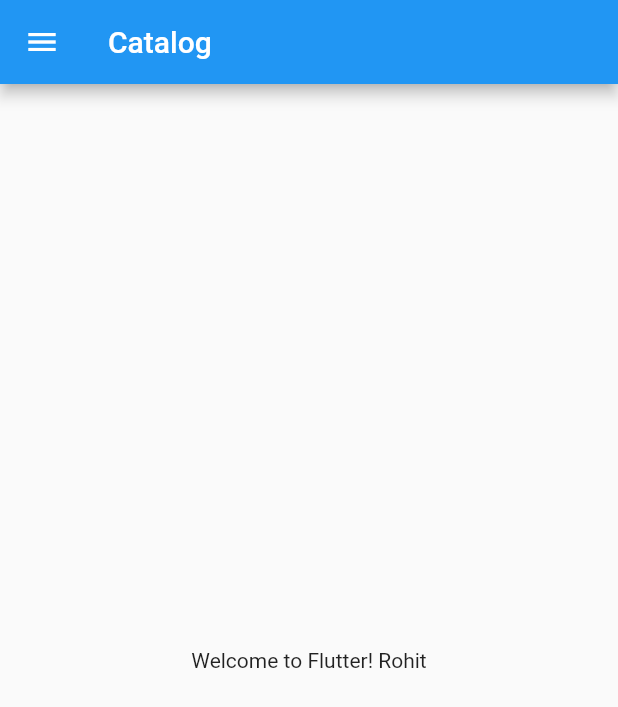
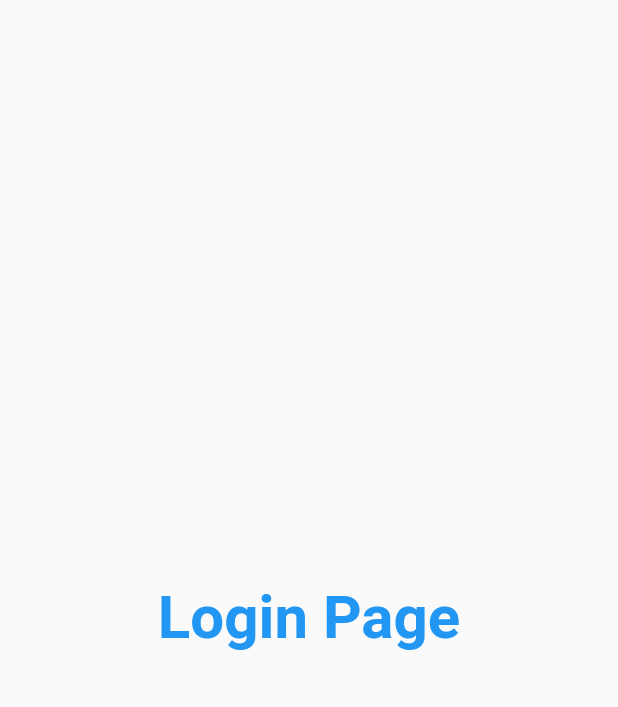
Before and after one commit to rohit1406/FlutterTutorials, a Flutter app: the screen it shows after launch, on a phone screen of 412 x 824 dp. Shown: the top 707 px of the screen. Run offline on Flutter 3.47's test engine with Material 2 defaults, Android fonts, the phone set to English and light mode, and no system bars.

Commit message:
Day 3 Complete

```diff
--- a/lib/main.dart
+++ b/lib/main.dart
@@ -1,6 +1,7 @@
 import 'package:flutter/cupertino.dart';
 import 'package:flutter/material.dart';
-import 'package:tutorial/home_page.dart';
+import 'package:tutorial/pages/home_page.dart';
+import 'package:tutorial/pages/login_page.dart';
 
 void main() {
   runApp(MyApp());
@@ -12,7 +13,15 @@ class MyApp extends StatelessWidget {
   @override
   Widget build(BuildContext context) {
     return MaterialApp(
-      home: HomePage(),
+      themeMode: ThemeMode.light,
+      theme: ThemeData(primarySwatch: Colors.amber),
+      darkTheme: ThemeData(brightness: Brightness.dark),
+      initialRoute: "/",
+      routes: {
+        "/": (context) => LoginPage(),
+        "/home": (context) => HomePage(),
+        "/login": (context) => LoginPage()
+      },
     );
   }
 }
--- /dev/null
+++ b/lib/pages/login_page.dart
@@ -0,0 +1,18 @@
+import 'package:flutter/material.dart';
+
+class LoginPage extends StatelessWidget {
+  const LoginPage({Key? key}) : super(key: key);
+
+  @override
+  Widget build(BuildContext context) {
+    return Material(
+      child: Center(
+        child: Text(
+          "Login Page",
+          style: TextStyle(
+              fontSize: 40, color: Colors.blue, fontWeight: FontWeight.bold),
+        ),
+      ),
+    );
+  }
+}
```
Also changed, not shown: lib/pages/home_page.dart (renamed from lib/home_page.dart).
